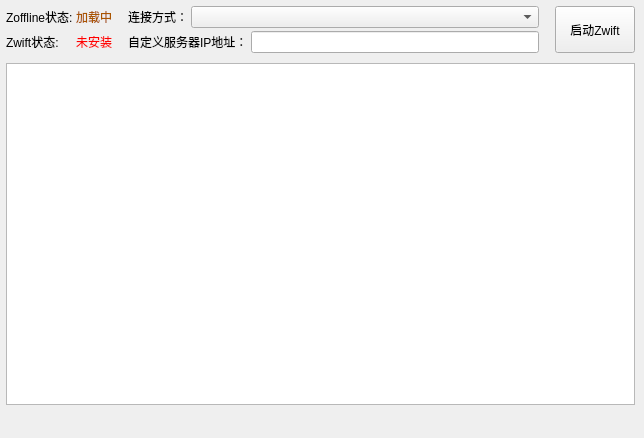
Before: the Qt Designer form mainwindow.ui in zHElEARN/zoffline_launcher, drawn with Qt 5.
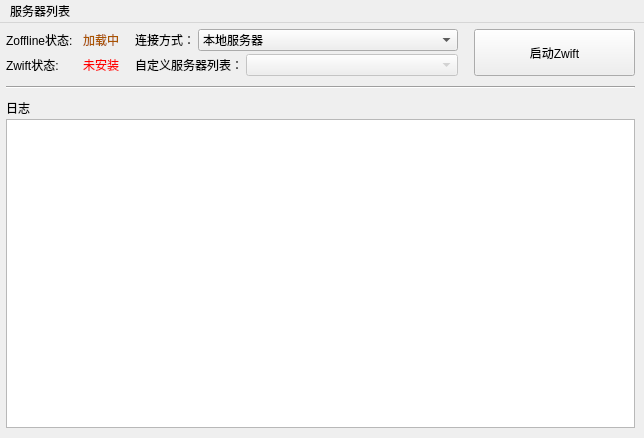
After: the same form once the commit is applied.

Commit message: feat(gui): add menu and adjust layout

```diff
--- a/mainwindow.ui
+++ b/mainwindow.ui
@@ -52,7 +52,7 @@
       <number>6</number>
      </property>
      <item>
-      <layout class="QHBoxLayout" name="horizontalLayout_options">
+      <layout class="QHBoxLayout" name="horizontalLayout_options" stretch="0,2,1">
        <property name="spacing">
         <number>16</number>
        </property>
@@ -69,6 +69,9 @@
            <property name="formAlignment">
             <set>Qt::AlignCenter</set>
            </property>
+           <property name="horizontalSpacing">
+            <number>10</number>
+           </property>
            <item row="0" column="0">
             <widget class="QLabel" name="label_zofflineStatusTip">
              <property name="text">
@@ -99,6 +102,9 @@
            <property name="formAlignment">
             <set>Qt::AlignCenter</set>
            </property>
+           <property name="horizontalSpacing">
+            <number>10</number>
+           </property>
            <item row="0" column="0">
             <widget class="QLabel" name="label_zwiftStatusTips">
              <property name="text">
@@ -137,7 +143,23 @@
             <set>Qt::AlignCenter</set>
            </property>
            <item row="0" column="1">
-            <widget class="QComboBox" name="comboBoxconnectMethod"/>
+            <widget class="QComboBox" name="comboBox_connectMethod">
+             <item>
+              <property name="text">
+               <string>本地服务器</string>
+              </property>
+             </item>
+             <item>
+              <property name="text">
+               <string>官方服务器</string>
+              </property>
+             </item>
+             <item>
+              <property name="text">
+               <string>自定义服务器</string>
+              </property>
+             </item>
+            </widget>
            </item>
            <item row="0" column="0">
             <widget class="QLabel" name="label_connectMethodTip">
@@ -159,12 +181,16 @@
            <item row="0" column="0">
             <widget class="QLabel" name="label_customIpTip">
              <property name="text">
-              <string>自定义服务器IP地址：</string>
+              <string>自定义服务器列表：</string>
              </property>
             </widget>
            </item>
            <item row="0" column="1">
-            <widget class="QLineEdit" name="lineEditcustomIp"/>
+            <widget class="QComboBox" name="comboBox_customServer">
+             <property name="enabled">
+              <bool>false</bool>
+             </property>
+            </widget>
            </item>
           </layout>
          </item>
@@ -186,7 +212,28 @@
       </layout>
      </item>
      <item>
-      <widget class="QTextBrowser" name="textBrowser_log"/>
+      <widget class="Line" name="line">
+       <property name="orientation">
+        <enum>Qt::Horizontal</enum>
+       </property>
+      </widget>
+     </item>
+     <item>
+      <layout class="QVBoxLayout" name="verticalLayout_log">
+       <property name="spacing">
+        <number>2</number>
+       </property>
+       <item>
+        <widget class="QLabel" name="label_logTip">
+         <property name="text">
+          <string>日志</string>
+         </property>
+        </widget>
+       </item>
+       <item>
+        <widget class="QTextBrowser" name="textBrowser_log"/>
+       </item>
+      </layout>
      </item>
     </layout>
    </widget>
@@ -200,6 +247,14 @@
      <height>20</height>
     </rect>
    </property>
+   <widget class="QMenu" name="menu">
+    <property name="title">
+     <string>服务器列表</string>
+    </property>
+    <addaction name="actionServerAdd"/>
+    <addaction name="actionServerManage"/>
+   </widget>
+   <addaction name="menu"/>
   </widget>
  </widget>
  <resources/>
```
Left out of the diff: 14 changed lines with no effect on the pictures. The commit also changes 1 other file.
